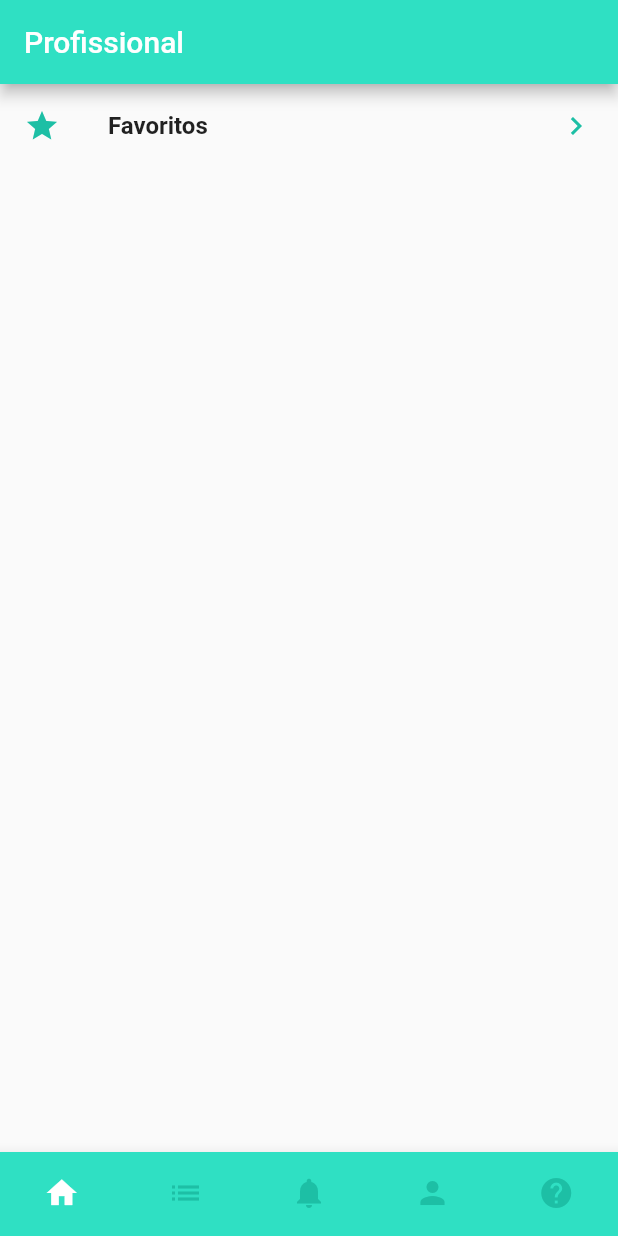
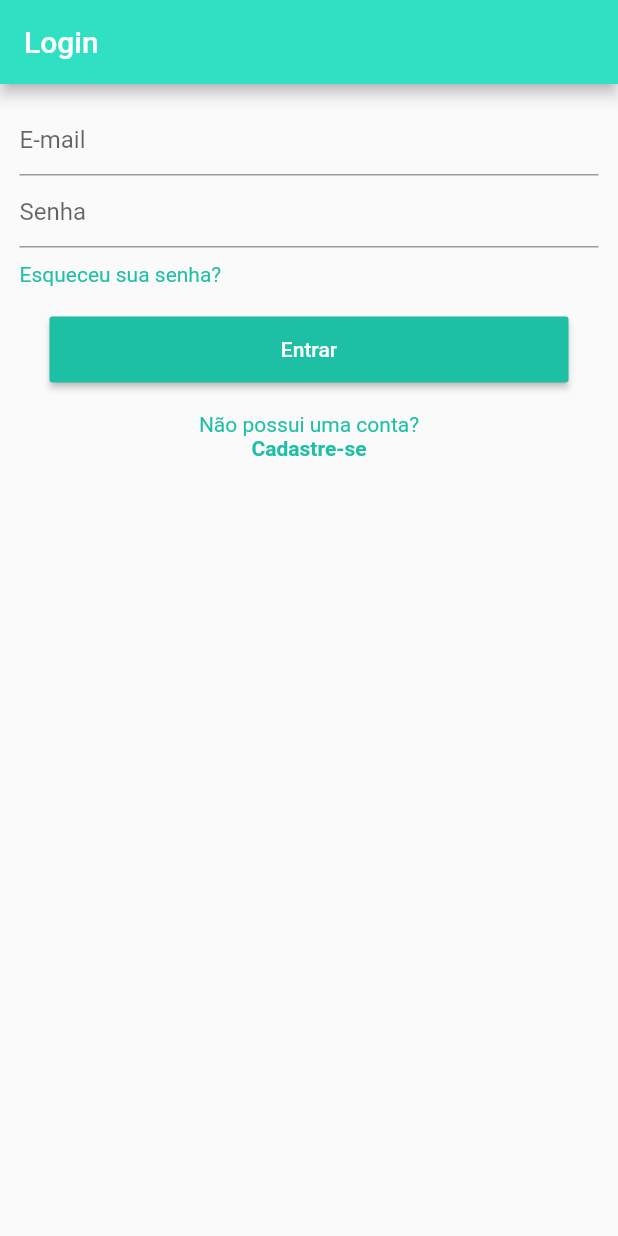
Before and after one commit to dakoctba/callma, a Flutter app: the screen it shows after launch, on a phone screen of 412 x 824 dp. Run offline on Flutter 3.47's test engine with Material 2 defaults, Android fonts, the phone set to English and light mode, and no system bars; our stand-ins replace cloud_firestore, qr_flutter, share; accounts and stored records are empty.

Commit message:
Formulario de login

```diff
--- a/lib/components/bars/CallmaBottomNavigationBar.dart
+++ b/lib/components/bars/CallmaBottomNavigationBar.dart
@@ -1,6 +1,7 @@
 import 'package:callma/modules/configurations/screens/ConfigurationsScreen.dart';
 import 'package:callma/modules/consulta/screens/ProfessionsScreen.dart';
 import 'package:callma/modules/help/screens/HelpScreen.dart';
+import 'package:callma/modules/login/screens/LoginScreen.dart';
 import 'package:flutter/material.dart';
 import '../CallmaColors.dart';
 import '../StatusScreen.dart';
@@ -36,6 +37,7 @@ class CallmaBottomNavigationBar extends StatelessWidget {
               })));
             break;
           case NOTIFICATIONS_OPTION:
+            Navigator.of(context).pushReplacement(MaterialPageRoute(builder: (context) => LoginScreen()));
             break;
           case CONFIGURATIONS_OPTION:
             Navigator.of(context).pushReplacement(MaterialPageRoute(builder: (context) => ConfigurationsScreen()));
--- a/lib/main.dart
+++ b/lib/main.dart
@@ -1,6 +1,6 @@
 import 'package:flutter/material.dart';
 
-import 'modules/consulta/screens/ProfessionsScreen.dart';
+import 'modules/login/screens/LoginScreen.dart';
 
 void main() => runApp(CallmaApp());
 
@@ -11,7 +11,7 @@ class CallmaApp extends StatelessWidget {
       title: 'Callma',
       debugShowCheckedModeBanner: false,
       theme: ThemeData(),
-      home: ProfessionsScreen()
+      home: LoginScreen()
     );
   }
 }
--- /dev/null
+++ b/lib/modules/login/screens/LoginScreen.dart
@@ -0,0 +1,68 @@
+import 'package:callma/components/CallmaColors.dart';
+import 'package:callma/components/bars/CallmaAppBar.dart';
+import 'package:callma/components/buttons/CallmaButton.dart';
+import 'package:callma/util/validations/FormValidators.dart';
+import 'package:flutter/material.dart';
+
+class LoginScreen extends StatelessWidget {
+
+  final _formKey = GlobalKey<FormState>();
+
+  @override
+  Widget build(BuildContext context) {
+    return Scaffold(
+      appBar: CallmaAppBar("Login"),
+      body: Form(
+        key: _formKey,
+        child: ListView(
+          padding: EdgeInsets.all(13),
+          children: <Widget>[
+            TextFormField(
+              decoration: InputDecoration(
+                hintText: "E-mail"
+              ),
+              keyboardType: TextInputType.emailAddress,
+              validator: (email) {
+                if (!FormValidators.isEmailValid(email)) {
+                  return "E-mail inválido";
+                }
+                return "OK";
+              },
+            ),
+            TextFormField(
+              decoration: InputDecoration(
+                  hintText: "Senha"
+              ),
+              obscureText: true,
+            ),
+            SizedBox(height: 10),
+            GestureDetector(
+              child: Text("Esqueceu sua senha?", style: TextStyle(color: CallmaColors.VERDE_ESCURO)),
+              onTap: () {
+                debugPrint("Esqueci minha senha...");
+              },
+            ),
+            CallmaButton("Entrar", () {
+              if (_formKey.currentState.validate()) {
+                debugPrint("Entrando...");
+              }
+            }),
+            Align(
+              alignment: Alignment.center,
+              child: Text("Não possui uma conta?", style: TextStyle(color: CallmaColors.VERDE_ESCURO))
+            ),
+            Align(
+              alignment: Alignment.center,
+              child: GestureDetector(
+                child: Text("Cadastre-se", style: TextStyle(color: CallmaColors.VERDE_ESCURO, fontWeight: FontWeight.bold)),
+                onTap: () {
+                  debugPrint("Cadastre-se...");
+                }
+              )
+            )
+          ],
+        ),
+      )
+    );
+  }
+}
--- /dev/null
+++ b/lib/util/validations/FormValidators.dart
@@ -0,0 +1,6 @@
+class FormValidators {
+  static bool isEmailValid(String email) {
+    bool result = RegExp(r"^[a-zA-Z0-9.]+@[a-zA-Z0-9]+\.[a-zA-Z]+").hasMatch(email);
+    return result;
+  }
+}
```
